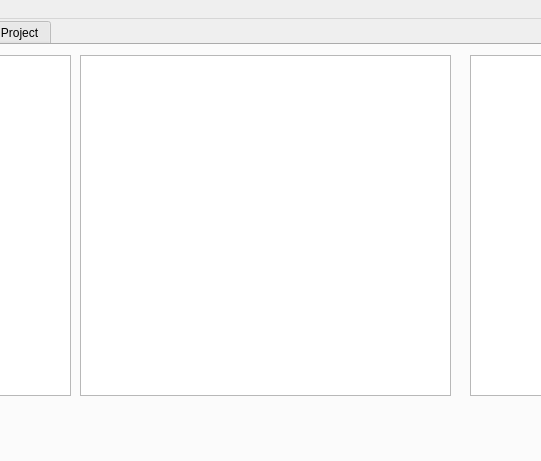
jspeckman/JAM, file mainwindow.ui: the form before one commit; both pictures show x 132 to 673 and y 0 to 461 of the 1061 by 821 pixel window.
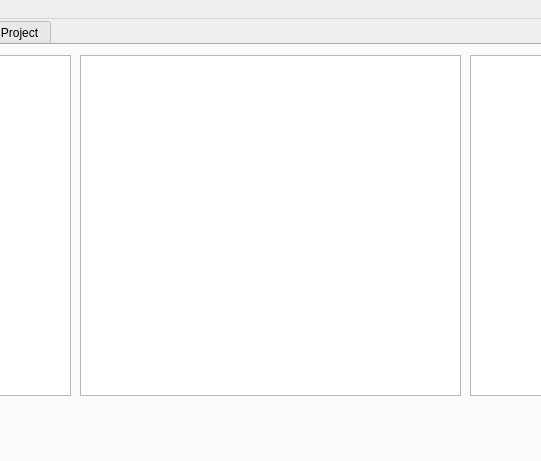
The form after the commit.

Commit message: File list working with qlistview.  Icons not working yet.

```diff
--- a/mainwindow.ui
+++ b/mainwindow.ui
@@ -48,16 +48,6 @@
        <bool>true</bool>
       </property>
      </widget>
-     <widget class="QTableView" name="tableView">
-      <property name="geometry">
-       <rect>
-        <x>210</x>
-        <y>10</y>
-        <width>371</width>
-        <height>341</height>
-       </rect>
-      </property>
-     </widget>
      <widget class="QGraphicsView" name="graphicsView">
       <property name="geometry">
        <rect>
@@ -68,6 +58,16 @@
        </rect>
       </property>
      </widget>
+     <widget class="QListView" name="listViewLibrary">
+      <property name="geometry">
+       <rect>
+        <x>210</x>
+        <y>10</y>
+        <width>381</width>
+        <height>341</height>
+       </rect>
+      </property>
+     </widget>
     </widget>
     <widget class="QWidget" name="tabProject">
      <attribute name="title">
```
Left out of the diff: 17 changed lines with no effect on the pictures. The commit also changes 2 other files.
